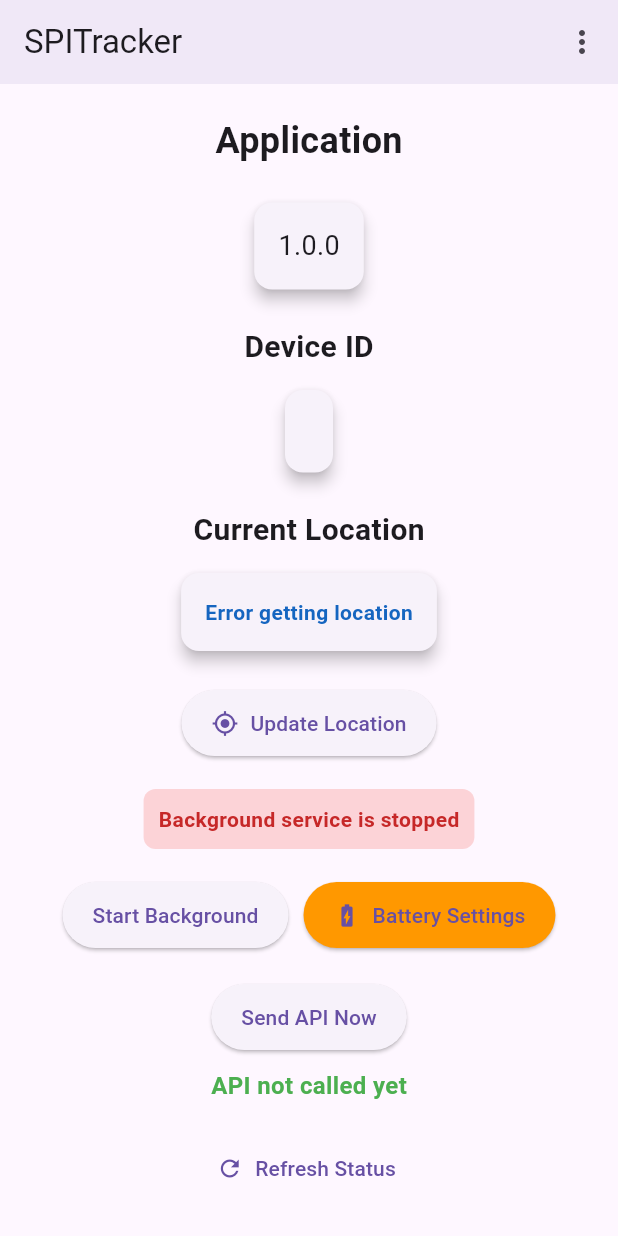
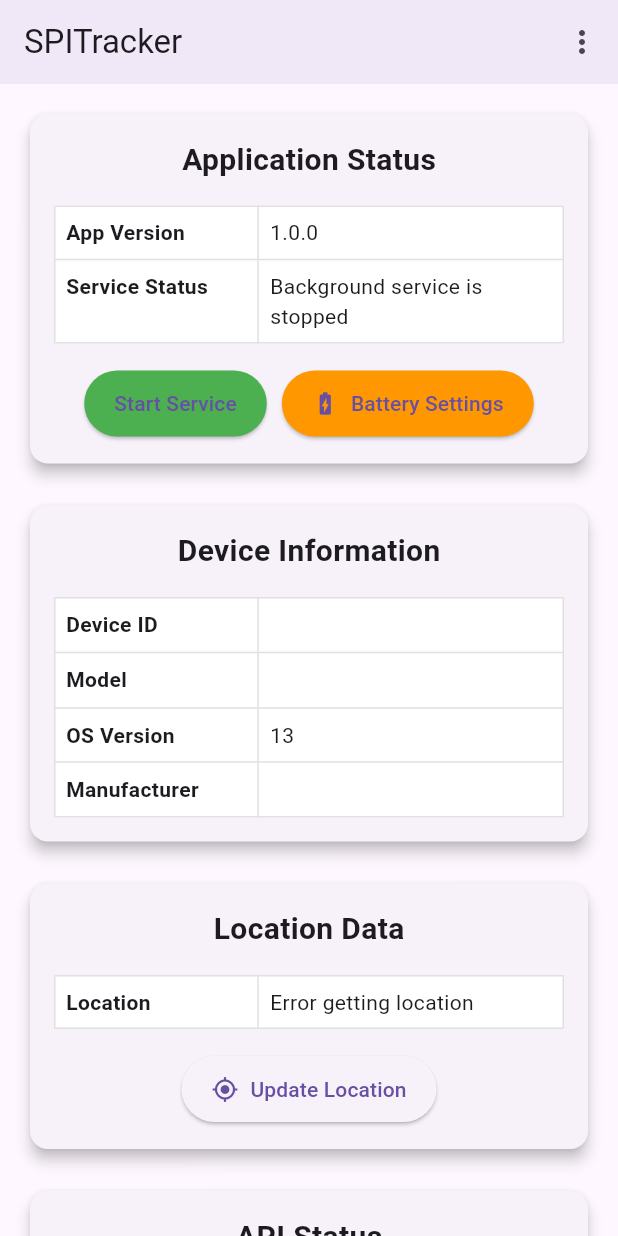
Before and after one commit to forgetz/spitracker, a Flutter app: the screen it shows after launch, on a phone screen of 412 x 824 dp. Run offline on Flutter 3.47's test engine with Material 3 defaults, Android fonts, the light colour scheme and no system bars; our stand-ins replace device_info_plus, geolocator, package_info_plus, permission_handler; missing offline and left inert: app_settings, flutter_background_service, flutter_background_service_android.

Commit message:
update ui

```diff
--- a/lib/main.dart
+++ b/lib/main.dart
@@ -497,9 +497,8 @@ class _MyHomePageState extends State<MyHomePage> {
     return Scaffold(
       appBar: AppBar(
         title: Text(widget.title),
-        elevation: 4, // Add shadow to AppBar
+        elevation: 4,
         actions: [
-          // Add debug log menu option
           PopupMenuButton<String>(
             onSelected: (value) {
               if (value == 'debug_logs') {
@@ -526,85 +525,45 @@ class _MyHomePageState extends State<MyHomePage> {
           ),
         ],
       ),
-      body: Center(
+      body: SafeArea(
         child: SingleChildScrollView(
-          padding: const EdgeInsets.all(16.0), // Add padding around the content
+          padding: const EdgeInsets.all(16.0),
           child: Column(
-            mainAxisAlignment: MainAxisAlignment.center,
+            crossAxisAlignment: CrossAxisAlignment.stretch,
             children: [
-              const Text("Application", style: TextStyle(fontSize: 24, fontWeight: FontWeight.bold)),
-              const SizedBox(height: 20),
+              // Version and Service Status Card
               Card(
                 elevation: 4,
                 child: Padding(
                   padding: const EdgeInsets.all(16.0),
-                  child: Text(_appVersion, style: TextStyle(fontSize: 18)),
+                  child: Column(
+                    crossAxisAlignment: CrossAxisAlignment.start,
+                    children: [
+                      Center(
+                        child: Text(
+                          "Application Status",
+                          style: TextStyle(fontSize: 20, fontWeight: FontWeight.bold),
                         ),
                       ),
-              const SizedBox(height: 20),
-              const Text("Device ID", style: TextStyle(fontSize: 20, fontWeight: FontWeight.bold)),
-              const SizedBox(height: 10),
-              Card(
-                elevation: 4,
-                child: Padding(
-                  padding: const EdgeInsets.all(16.0),
-                  child: Text(_deviceId, style: TextStyle(fontSize: 16, color: Colors.blue)),
-                ),
-              ),
-              const SizedBox(height: 20),
-              const Text("Current Location", style: TextStyle(fontSize: 20, fontWeight: FontWeight.bold)),
-              const SizedBox(height: 10),
-              Card(
-                elevation: 4,
-                child: Padding(
-                  padding: const EdgeInsets.all(16.0),
-                  child: Text(
-                    _locationInfo,
-                    style: TextStyle(
-                      color: Colors.blue.shade800,
-                      fontWeight: FontWeight.bold,
-                    ),
-                  ),
-                ),
-              ),
-              const SizedBox(height: 20),
-              ElevatedButton.icon(
-                onPressed: _updateLocationInfo,
-                icon: Icon(Icons.my_location),
-                label: Text("Update Location"),
-                style: ElevatedButton.styleFrom(
-                  padding: EdgeInsets.symmetric(horizontal: 20, vertical: 12),
-                  shape: RoundedRectangleBorder(borderRadius: BorderRadius.circular(30)),
-                ),
-              ),
-              const SizedBox(height: 20),
-              Container(
-                padding: EdgeInsets.all(10),
-                decoration: BoxDecoration(
-                  color: _isBackgroundEnabled ? Colors.green.withOpacity(0.2) : Colors.red.withOpacity(0.2),
-                  borderRadius: BorderRadius.circular(8),
-                ),
-                child: Text(
-                  _serviceStatus,
-                  style: TextStyle(
-                    color: _isBackgroundEnabled ? Colors.green.shade800 : Colors.red.shade800,
-                    fontWeight: FontWeight.bold,
-                  ),
-                ),
-              ),
-              const SizedBox(height: 20),
+                      SizedBox(height: 16),
+                      _buildInfoTable([
+                        {"App Version": _appVersion},
+                        {"Service Status": _serviceStatus},
+                      ]),
+                      SizedBox(height: 16),
                       Row(
                         mainAxisAlignment: MainAxisAlignment.center,
                         children: [
                           ElevatedButton(
                             onPressed: _toggleBackgroundService,
-                    child: Text(_isBackgroundEnabled ? "Stop Background" : "Start Background"),
+                            child: Text(_isBackgroundEnabled ? "Stop Service" : "Start Service"),
                             style: ElevatedButton.styleFrom(
                               padding: EdgeInsets.symmetric(horizontal: 20, vertical: 12),
                               shape: RoundedRectangleBorder(borderRadius: BorderRadius.circular(30)),
+                              backgroundColor: _isBackgroundEnabled ? Colors.red : Colors.green,
                             ),
                           ),
-                  const SizedBox(width: 10),
+                          SizedBox(width: 10),
                           ElevatedButton.icon(
                             onPressed: _openBatteryOptimizationSettings,
                             icon: Icon(Icons.battery_charging_full),
@@ -617,22 +576,133 @@ class _MyHomePageState extends State<MyHomePage> {
                           ),
                         ],
                       ),
-              const SizedBox(height: 20),
-              ElevatedButton(
-                onPressed: _isApiCalling ? null : _callApiImmediately,
-                child: _isApiCalling ? CircularProgressIndicator() : const Text("Send API Now"),
+                    ],
+                  ),
+                ),
+              ),
+
+              SizedBox(height: 20),
+
+              // Device Information Card
+              Card(
+                elevation: 4,
+                child: Padding(
+                  padding: const EdgeInsets.all(16.0),
+                  child: Column(
+                    crossAxisAlignment: CrossAxisAlignment.start,
+                    children: [
+                      Center(
+                        child: Text(
+                          "Device Information",
+                          style: TextStyle(fontSize: 20, fontWeight: FontWeight.bold),
+                        ),
+                      ),
+                      SizedBox(height: 16),
+                      _buildInfoTable([
+                        {"Device ID": _deviceId},
+                        {"Model": _deviceInfoService.deviceModel},
+                        {"OS Version": _deviceInfoService.osVersion},
+                        {"Manufacturer": _deviceInfoService.manufacturer},
+                      ]),
+                    ],
+                  ),
+                ),
+              ),
+
+              SizedBox(height: 20),
+
+              // Location Card
+              Card(
+                elevation: 4,
+                child: Padding(
+                  padding: const EdgeInsets.all(16.0),
+                  child: Column(
+                    crossAxisAlignment: CrossAxisAlignment.start,
+                    children: [
+                      Center(
+                        child: Text(
+                          "Location Data",
+                          style: TextStyle(fontSize: 20, fontWeight: FontWeight.bold),
+                        ),
+                      ),
+                      SizedBox(height: 16),
+                      _buildInfoTable([
+                        {"Location": _locationInfo},
+                      ]),
+                      SizedBox(height: 16),
+                      Center(
+                        child: ElevatedButton.icon(
+                          onPressed: _updateLocationInfo,
+                          icon: Icon(Icons.my_location),
+                          label: Text("Update Location"),
                           style: ElevatedButton.styleFrom(
                             padding: EdgeInsets.symmetric(horizontal: 20, vertical: 12),
                             shape: RoundedRectangleBorder(borderRadius: BorderRadius.circular(30)),
                           ),
                         ),
-              const SizedBox(height: 10),
-              Text(_apiStatus, style: TextStyle(fontSize: 16, fontWeight: FontWeight.bold, color: Colors.green)),
-              const SizedBox(height: 20),
-              TextButton.icon(
-                onPressed: _checkServiceStatus,
+                      ),
+                    ],
+                  ),
+                ),
+              ),
+
+              SizedBox(height: 20),
+
+              // API Status Card
+              Card(
+                elevation: 4,
+                child: Padding(
+                  padding: const EdgeInsets.all(16.0),
+                  child: Column(
+                    crossAxisAlignment: CrossAxisAlignment.start,
+                    children: [
+                      Center(
+                        child: Text(
+                          "API Status",
+                          style: TextStyle(fontSize: 20, fontWeight: FontWeight.bold),
+                        ),
+                      ),
+                      SizedBox(height: 16),
+                      _buildInfoTable([
+                        {"Last API Call": _apiStatus},
+                      ]),
+                      SizedBox(height: 16),
+                      Center(
+                        child: ElevatedButton(
+                          onPressed: _isApiCalling ? null : _callApiImmediately,
+                          child: _isApiCalling
+                              ? SizedBox(
+                                  width: 20,
+                                  height: 20,
+                                  child: CircularProgressIndicator(strokeWidth: 2.0, color: Colors.white)
+                                )
+                              : Text("Send API Now"),
+                          style: ElevatedButton.styleFrom(
+                            padding: EdgeInsets.symmetric(horizontal: 20, vertical: 12),
+                            shape: RoundedRectangleBorder(borderRadius: BorderRadius.circular(30)),
+                          ),
+                        ),
+                      ),
+                    ],
+                  ),
+                ),
+              ),
+
+              SizedBox(height: 20),
+
+              // Refresh Button
+              Center(
+                child: TextButton.icon(
+                  onPressed: () {
+                    _checkServiceStatus();
+                    _updateLocationInfo();
+                    ScaffoldMessenger.of(context).showSnackBar(
+                      SnackBar(content: Text("Status refreshed"))
+                    );
+                  },
                   icon: Icon(Icons.refresh),
-                label: Text("Refresh Status"),
+                  label: Text("Refresh All Status"),
+                ),
               ),
             ],
           ),
@@ -640,4 +710,41 @@ class _MyHomePageState extends State<MyHomePage> {
       ),
     );
   }
+
+  // Add this helper method to create tables
+  Widget _buildInfoTable(List<Map<String, String>> data) {
+    return Table(
+      border: TableBorder.all(
+        color: Colors.grey.shade300,
+        width: 1,
+      ),
+      columnWidths: {
+        0: FlexColumnWidth(2),
+        1: FlexColumnWidth(3),
+      },
+      children: data.map((row) {
+        String title = row.keys.first;
+        String value = row.values.first;
+
+        return TableRow(
+          decoration: BoxDecoration(
+            color: Colors.white,
+          ),
+          children: [
+            Padding(
+              padding: const EdgeInsets.all(8.0),
+              child: Text(
+                title,
+                style: TextStyle(fontWeight: FontWeight.bold),
+              ),
+            ),
+            Padding(
+              padding: const EdgeInsets.all(8.0),
+              child: Text(value),
+            ),
+          ],
+        );
+      }).toList(),
+    );
   }
+}
```
Lines whose indentation alone changed are shown as unchanged.
